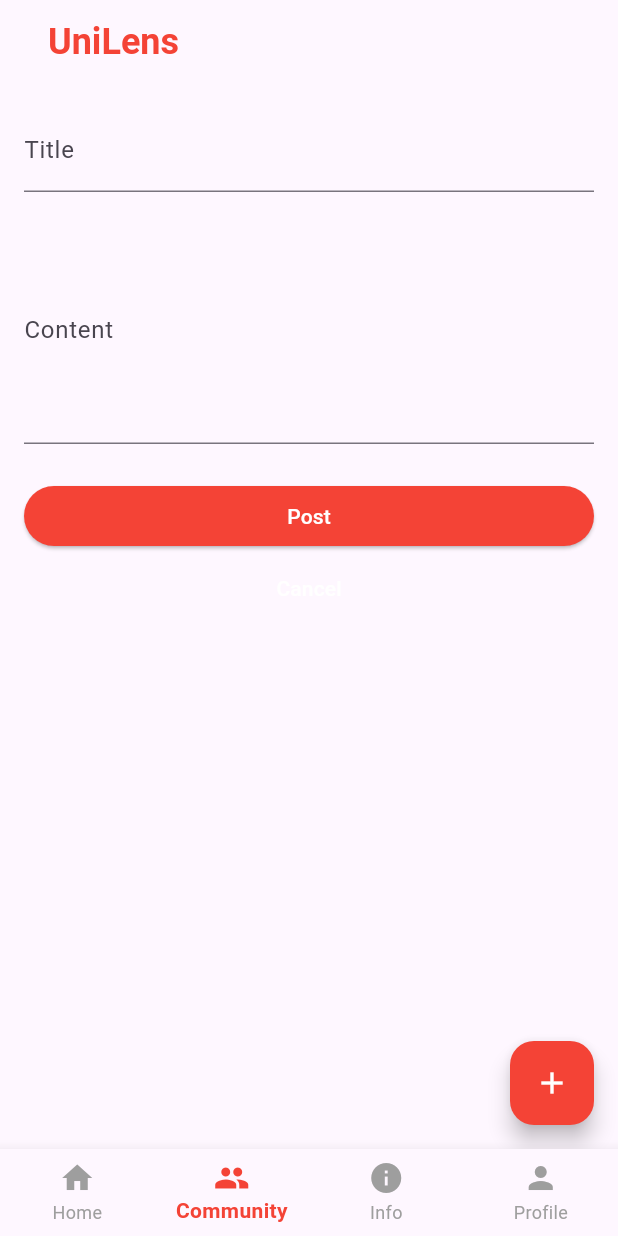
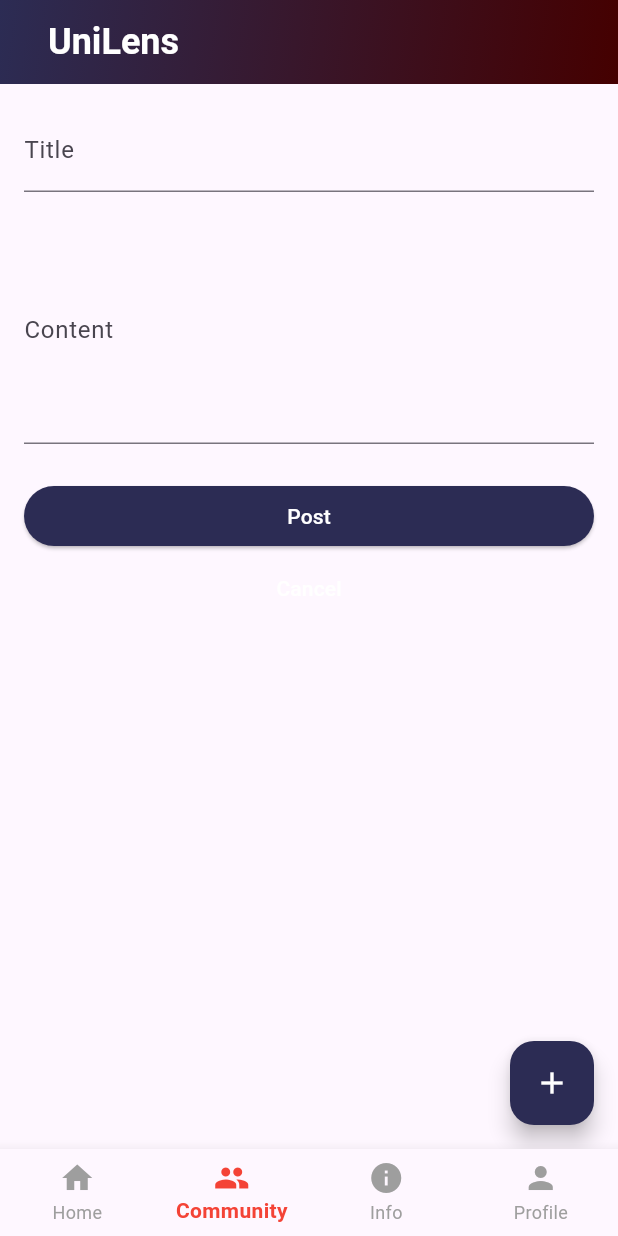
Before and after one commit to raheel38/unilens, a Flutter app: the screen it shows after launch, item 2 of the bottom bar chosen, after a tap on the "add" icon, on a phone screen of 412 x 824 dp. Run offline on Flutter 3.47's test engine with Material 3 defaults, Android fonts, the phone set to English and light mode, and no system bars.

Commit message:
edited the design

```diff
--- a/unilens_frontend/lib/main.dart
+++ b/unilens_frontend/lib/main.dart
@@ -18,7 +18,7 @@ class MyApp extends StatelessWidget {
       debugShowCheckedModeBanner: false,
       initialRoute: '/',
       routes: {
-        '/': (context) => MainLayout(), // Set MainLayout as the home screen
+        '/': (context) => MainLayout(),
         '/login': (context) => const LoginScreen(),
       },
     );
@@ -43,15 +43,29 @@ class _MainLayoutState extends State<MainLayout> {
   @override
   Widget build(BuildContext context) {
     return Scaffold(
-      appBar: AppBar(
-        title: const Align(
+      appBar: _selectedIndex == 0
+          ? null
+          : AppBar(
+              flexibleSpace: Container(
+                decoration: const BoxDecoration(
+                  gradient: LinearGradient(
+                    colors: [
+                      Color(0xFF2C2C54), // Dark Blue
+                      Color(0xFF450000), // Dark Red
+                    ],
+                    begin: Alignment.topLeft,
+                    end: Alignment.bottomRight,
+                  ),
+                ),
+              ),
+              title: Align(
                 alignment: Alignment.centerLeft,
                 child: Padding(
-            padding: EdgeInsets.only(left: 16.0),
+                  padding: const EdgeInsets.only(left: 16.0),
                   child: Text(
                     'UniLens',
                     style: TextStyle(
-                color: Colors.red,
+                      color: Colors.white,
                       fontWeight: FontWeight.bold,
                       fontSize: 24,
                     ),
--- a/unilens_frontend/lib/screens/community.dart
+++ b/unilens_frontend/lib/screens/community.dart
@@ -1,5 +1,4 @@
 import 'package:flutter/material.dart';
-import 'package:unilens/appLayout.dart';
 
 class CommunityScreen extends StatefulWidget {
   const CommunityScreen({super.key});
@@ -16,10 +15,10 @@ class _CommunityScreenState extends State<CommunityScreen> {
   final _contentController = TextEditingController();
   final _formKey = GlobalKey<FormState>();
 
-  Color _postButtonColor = Colors.red;
+  Color _postButtonColor = const Color(0xFF2C2C54);
   Color _postTextColor = Colors.white;
   Color _cancelButtonColor = Colors.white;
-  Color _cancelTextColor = Colors.red;
+  Color _cancelTextColor = const Color(0xFF2C2C54);
 
   void _addPost() {
     if (_formKey.currentState!.validate()) {
@@ -169,7 +168,7 @@ class _CommunityScreenState extends State<CommunityScreen> {
                 ),
       floatingActionButton: FloatingActionButton(
         onPressed: _toggleAddPost,
-        backgroundColor: Colors.red,
+        backgroundColor: const Color(0xFF2C2C54),
         child: const Icon(Icons.add, color: Colors.white),
       ),
     );
--- a/unilens_frontend/lib/screens/home_screen.dart
+++ b/unilens_frontend/lib/screens/home_screen.dart
@@ -1,36 +1,102 @@
 import 'package:flutter/material.dart';
-import 'package:unilens/appLayout.dart';
 
 class HomeScreen extends StatelessWidget {
   @override
   Widget build(BuildContext context) {
     return Scaffold(
-      body: Center(
-        child: Column(
-          mainAxisAlignment: MainAxisAlignment.center,
-          crossAxisAlignment: CrossAxisAlignment.center,
-          children: [
-            const Text(
-              'Stay Connected. Stay Informed.',
-              style: TextStyle(
-                fontSize: 24,
-                fontWeight: FontWeight.bold,
-                color: Colors.red, // Primary color for emphasis
+      body: Container(
+        decoration: const BoxDecoration(
+          gradient: LinearGradient(
+            colors: [
+              Color(0xFF2C2C54), // Dark Blue
+              Color(0xFF450000), // Dark Red
+            ],
+            begin: Alignment.topLeft,
+            end: Alignment.bottomRight,
+          ),
+        ),
+        child: const SafeArea(
+          child: Column(
+            crossAxisAlignment: CrossAxisAlignment.start,
+            children: [
+              // Aligning the UniLens title in the top left corner
+              Padding(
+                padding: EdgeInsets.all(16.0),
+                child: Text(
+                  'UniLens',
+                  style: TextStyle(
+                    color: Colors.white,
+                    fontWeight: FontWeight.bold,
+                    fontSize: 24,
+                  ),
+                ),
               ),
-              textAlign: TextAlign.center,
-            ),
-            SizedBox(height: 10), // Space between the texts
-            Text(
-              'Kyung Hee University',
-              style: TextStyle(
-                fontSize: 20,
-                fontWeight: FontWeight.w600,
-                color: Colors.black
-                    .withOpacity(0.7), // Slightly muted for contrast
+              // Adding more space between UniLens and the slogan
+              SizedBox(height: 70), // Increased space
+              // Aligning the slogan in the top left corner, below UniLens
+              Padding(
+                padding: EdgeInsets.only(left: 16.0, bottom: 42.0),
+                child: Column(
+                  crossAxisAlignment: CrossAxisAlignment.start,
+                  children: [
+                    Opacity(
+                      opacity: 0.7,
+                      child: Text(
+                        'Stay',
+                        style: TextStyle(
+                          color: Colors.white,
+                          fontWeight: FontWeight.bold,
+                          fontSize: 48,
+                        ),
+                      ),
+                    ),
+                    Opacity(
+                      opacity: 0.7,
+                      child: Text(
+                        'Connected',
+                        style: TextStyle(
+                          color: Colors.white,
+                          fontWeight: FontWeight.bold,
+                          fontSize: 48,
+                        ),
+                      ),
+                    ),
+                    Opacity(
+                      opacity: 0.7,
+                      child: Text(
+                        'Stay',
+                        style: TextStyle(
+                          color: Colors.white,
+                          fontWeight: FontWeight.bold,
+                          fontSize: 48,
+                        ),
+                      ),
+                    ),
+                    Opacity(
+                      opacity: 0.7,
+                      child: Text(
+                        'Informed',
+                        style: TextStyle(
+                          color: Colors.white,
+                          fontWeight: FontWeight.bold,
+                          fontSize: 48,
+                        ),
+                      ),
+                    ),
+                  ],
+                ),
               ),
-              textAlign: TextAlign.center,
-            ),
-          ],
+              Expanded(
+                child: Center(
+                  child: Column(
+                    mainAxisAlignment: MainAxisAlignment.center,
+                    crossAxisAlignment: CrossAxisAlignment.center,
+                    children: [],
+                  ),
+                ),
+              ),
+            ],
+          ),
         ),
       ),
     );
--- a/unilens_frontend/lib/screens/info_screen.dart
+++ b/unilens_frontend/lib/screens/info_screen.dart
@@ -5,7 +5,18 @@ class InfoScreen extends StatelessWidget {
 
   @override
   Widget build(BuildContext context) {
-    return const Placeholder();
+    return const Scaffold(
+      body: Center(
+        child: Text(
+          'Info Screen',
+          style: TextStyle(
+            fontSize: 24, // Adjust font size as needed
+            fontWeight: FontWeight.bold, // Emphasize the text
+            color: Colors.black, // Default black color for text
+          ),
+        ),
+      ),
+    );
   }
 }
 
--- a/unilens_frontend/lib/screens/profile_screen.dart
+++ b/unilens_frontend/lib/screens/profile_screen.dart
@@ -1,11 +1,21 @@
 import 'package:flutter/material.dart';
-import 'package:unilens/appLayout.dart';
 
 class ProfileScreen extends StatelessWidget {
   const ProfileScreen({super.key});
 
   @override
   Widget build(BuildContext context) {
-    return const Placeholder();
+    return const Scaffold(
+      body: Center(
+        child: Text(
+          'Profile Screen',
+          style: TextStyle(
+            fontSize: 24, // Adjust font size as needed
+            fontWeight: FontWeight.bold, // Emphasize the text
+            color: Colors.black, // Default black color for text
+          ),
+        ),
+      ),
+    );
   }
 }
--- a/unilens_frontend/pubspec.yaml
+++ b/unilens_frontend/pubspec.yaml
@@ -57,10 +57,13 @@ flutter:
   # included with your application, so that you can use the icons in
   # the material Icons class.
   uses-material-design: true
+  # assets:
+  #    - images/background.jpg
+
 
   # To add assets to your application, add an assets section, like this:
   # assets:
-  #   - images/a_dot_burr.jpeg
+  #   - assets/images/background.jpg
   #   - images/a_dot_ham.jpeg
 
   # An image asset can refer to one or more resolution-specific "variants", see
```
Also changed, not shown: unilens_frontend/lib/appLayout.dart (deleted, +0 -83 lines), unilens_frontend/lib/assets/images/background.jpg (added), 1 other file. Lines whose indentation alone changed are shown as unchanged.
